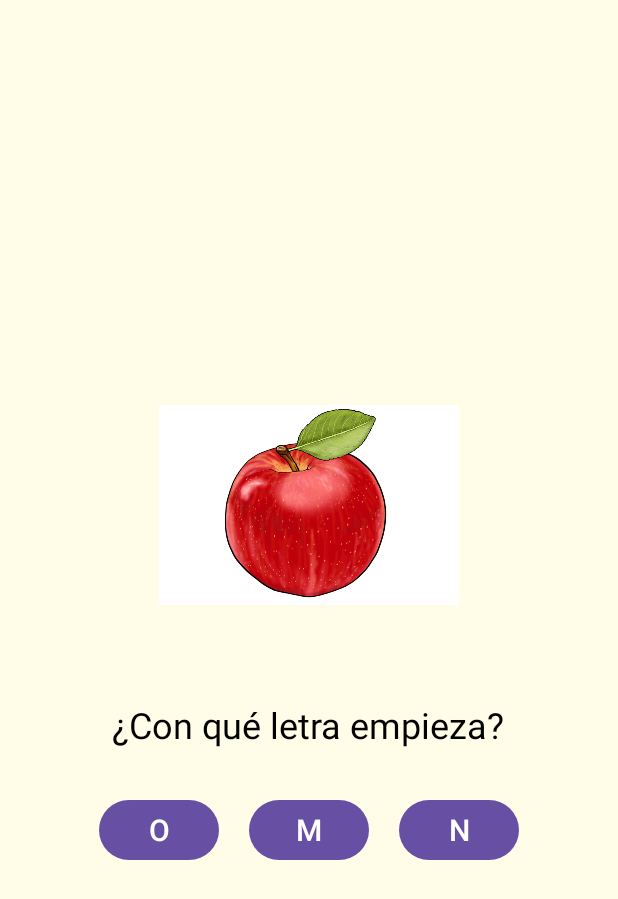
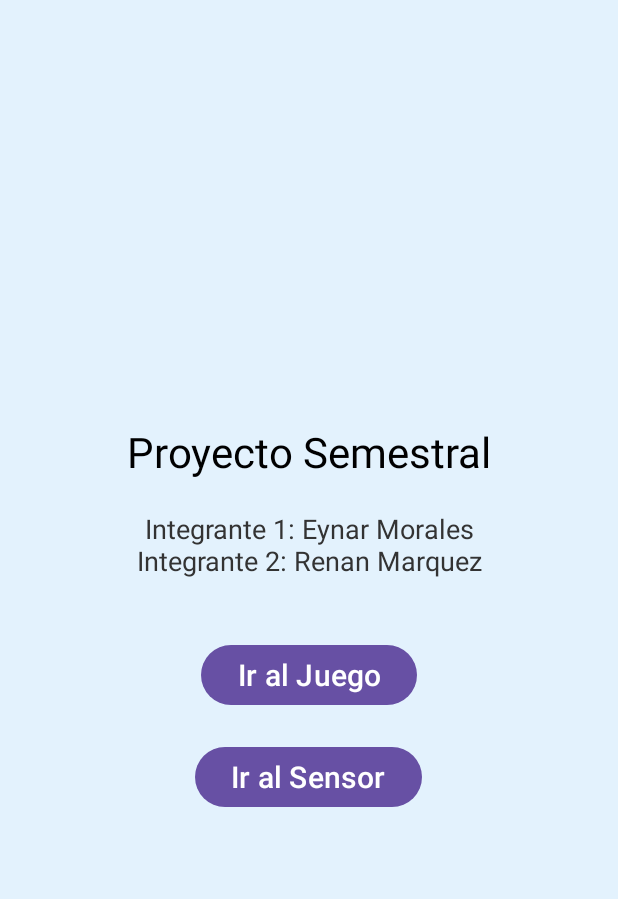
Before and after one commit to Eynarr/ProyectoSemestral, an Android app: the screen it shows after launch (MainActivity before the commit, InicioActivity after it), on a phone screen of 412 x 824 dp. Shown: the top 899 px of the screen. Run offline under Robolectric (Android 15) with nearby library versions, the phone set to English and light mode, and no system bars.

Commit message:
Final Commit

```diff
--- /dev/null
+++ b/app/src/main/java/com/example/proyectosemestral/InicioActivity.java
@@ -0,0 +1,31 @@
+package com.example.proyectosemestral;
+
+import android.content.Intent;
+import android.os.Bundle;
+import android.view.View;
+import android.widget.Button;
+import androidx.appcompat.app.AppCompatActivity;
+
+public class InicioActivity extends AppCompatActivity {
+
+    private Button btnJuego, btnSensor;
+
+    @Override
+    protected void onCreate(Bundle savedInstanceState) {
+        super.onCreate(savedInstanceState);
+        setContentView(R.layout.activity_inicio);
+
+        btnJuego = findViewById(R.id.btnIrJuego);
+        btnSensor = findViewById(R.id.btnIrSensor);
+
+        btnJuego.setOnClickListener(v -> {
+            Intent juegoIntent = new Intent(InicioActivity.this, MainActivity.class);
+            startActivity(juegoIntent);
+        });
+
+        btnSensor.setOnClickListener(v -> {
+            Intent sensorIntent = new Intent(InicioActivity.this, proximity.class);
+            startActivity(sensorIntent);
+        });
+    }
+}
--- /dev/null
+++ b/app/src/main/res/layout/activity_inicio.xml
@@ -0,0 +1,42 @@
+<?xml version="1.0" encoding="utf-8"?>
+<LinearLayout
+    xmlns:android="http://schemas.android.com/apk/res/android"
+    android:layout_width="match_parent"
+    android:layout_height="match_parent"
+    android:orientation="vertical"
+    android:gravity="center"
+    android:background="#E3F2FD"
+    android:padding="24dp">
+
+    <TextView
+        android:text="Proyecto Semestral"
+        android:textSize="28sp"
+        android:textColor="#000000"
+        android:layout_marginBottom="20dp"
+        android:layout_width="wrap_content"
+        android:layout_height="wrap_content" />
+
+    <TextView
+        android:text="Integrante 1: Eynar Morales\nIntegrante 2: Renan Marquez"
+        android:textSize="18sp"
+        android:textColor="#333333"
+        android:layout_marginBottom="40dp"
+        android:layout_width="wrap_content"
+        android:layout_height="wrap_content"
+        android:textAlignment="center" />
+
+    <Button
+        android:id="@+id/btnIrJuego"
+        android:text="Ir al Juego"
+        android:textSize="20sp"
+        android:layout_marginBottom="20dp"
+        android:layout_width="wrap_content"
+        android:layout_height="wrap_content" />
+
+    <Button
+        android:id="@+id/btnIrSensor"
+        android:text="Ir al Sensor"
+        android:textSize="20sp"
+        android:layout_width="wrap_content"
+        android:layout_height="wrap_content" />
+</LinearLayout>
--- a/app/src/main/res/layout/activity_proximity.xml
+++ b/app/src/main/res/layout/activity_proximity.xml
@@ -12,5 +12,6 @@
         android:layout_height="wrap_content"
         android:text="Esperando sensor..."
         android:textSize="24sp"
-        android:textColor="#000" />
+        android:textColor="#000"
+        android:layout_centerInParent="true" />
 </RelativeLayout>
```
Also changed, not shown: app/src/main/AndroidManifest.xml (+5 -4 lines), app/src/main/java/com/example/proyectosemestral/MainActivity.java (+24 -5 lines).
